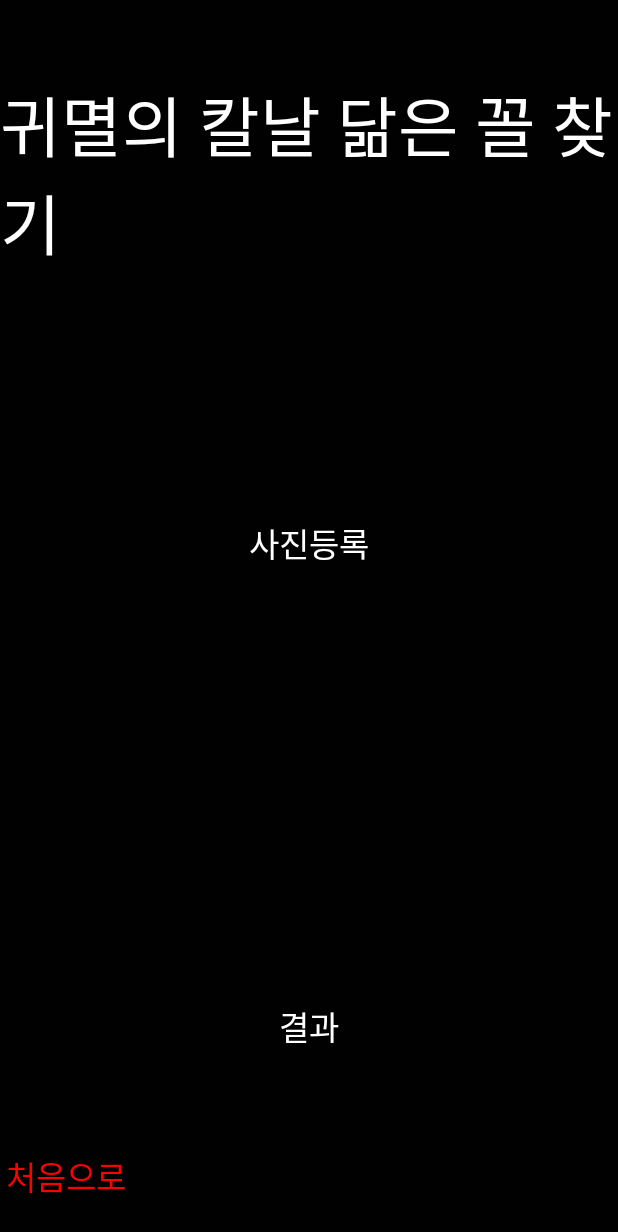
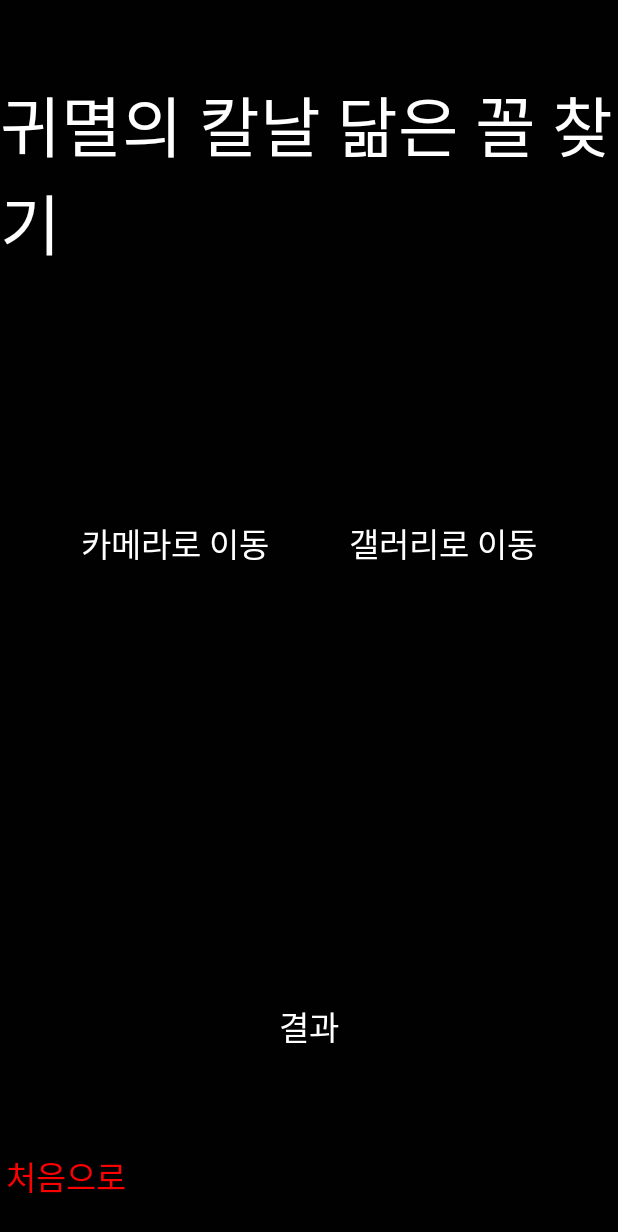
Before and after one commit to 100Seung-Min/demon-slayer-lookalike, an Android app: the DemonSlayerFragment screen opened through its navigation route, on a phone screen of 412 x 824 dp. Shown: the top 1232 px of the screen. Run offline under Robolectric (Android 15) with nearby library versions, the phone set to English and light mode, and no system bars; our stand-ins replace data binding.

Commit message:
카메라 및 갤러리로 사진 가져오기

```diff
--- a/android/app/src/main/res/layout/fragment_demon_slayer.xml
+++ b/android/app/src/main/res/layout/fragment_demon_slayer.xml
@@ -30,19 +30,34 @@
             app:layout_constraintTop_toTopOf="parent" />
 
         <androidx.appcompat.widget.AppCompatButton
-            android:id="@+id/addPhoto"
+            android:id="@+id/moveCamera"
             android:layout_width="wrap_content"
             android:layout_height="wrap_content"
             android:background="@color/transparent"
             android:fontFamily="@font/kim"
             android:onClick="@{demonSlayerFragment::onClick}"
-            android:text="사진등록"
+            android:text="카메라로 이동"
             android:textColor="@color/white"
             android:textSize="22sp"
-            app:layout_constraintBottom_toBottomOf="@id/img"
+            app:layout_constraintBottom_toBottomOf="@id/moveResultBtn"
+            app:layout_constraintEnd_toStartOf="@id/moveGallery"
+            app:layout_constraintStart_toStartOf="@id/img"
+            app:layout_constraintTop_toTopOf="parent" />
+
+        <androidx.appcompat.widget.AppCompatButton
+            android:id="@+id/moveGallery"
+            android:layout_width="wrap_content"
+            android:layout_height="wrap_content"
+            android:background="@color/transparent"
+            android:fontFamily="@font/kim"
+            android:onClick="@{demonSlayerFragment::onClick}"
+            android:text="갤러리로 이동"
+            android:textColor="@color/white"
+            android:textSize="22sp"
+            app:layout_constraintBottom_toBottomOf="@id/moveResultBtn"
             app:layout_constraintEnd_toEndOf="@id/img"
-            app:layout_constraintStart_toStartOf="@id/img"
-            app:layout_constraintTop_toTopOf="@id/img" />
+            app:layout_constraintStart_toEndOf="@id/moveCamera"
+            app:layout_constraintTop_toTopOf="parent" />
 
         <ImageView
             android:id="@+id/img"
@@ -50,6 +65,7 @@
             android:layout_height="300dp"
             android:layout_marginBottom="100dp"
             android:onClick="@{demonSlayerFragment::onClick}"
+            android:visibility="gone"
             app:layout_constraintBottom_toBottomOf="parent"
             app:layout_constraintTop_toTopOf="parent" />
 
@@ -60,8 +76,8 @@
             android:layout_marginTop="30dp"
             android:background="@color/transparent"
             android:fontFamily="@font/kim"
-            android:onClick="picture"
-            android:text="다시 찍기"
+            android:onClick="@{demonSlayerFragment::onClick}"
+            android:text="다시 하기"
             android:textColor="@color/white"
             android:textSize="22sp"
             android:visibility="gone"
```
Also changed, not shown: android/app/src/main/java/com/example/demon_slayer_lookalike/view/component/demonslayer/DemonSlayerFragment.kt (+51 -25 lines).
